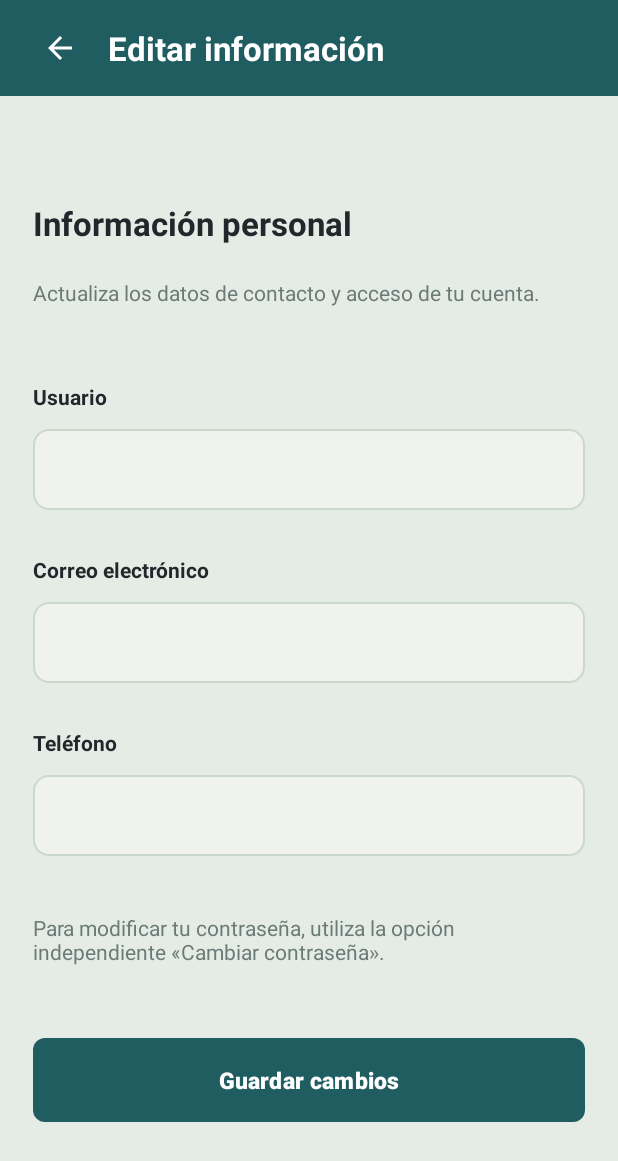
After one commit to elehmzzz/app_SIBCAP, an Android app: the EditarPerfilActivity screen opened directly, with no data from a screen before it, on a phone screen of 412 x 824 dp. The commit adds this screen. Shown: the top 1161 px of the screen. Run offline under Robolectric (Android 15) with nearby library versions, the phone set to English and light mode, and no system bars.

Commit message:
feat: implementar opciones de cuenta, edicion de perfil y dialogos

```diff
--- /dev/null
+++ b/app/src/main/java/com/example/app_sibcap/vista/EditarPerfilActivity.kt
@@ -0,0 +1,105 @@
+package com.example.app_sibcap.vista
+
+import android.os.Bundle
+import android.widget.Button
+import android.widget.EditText
+import androidx.activity.enableEdgeToEdge
+import androidx.appcompat.app.AppCompatActivity
+import com.example.app_sibcap.R
+import android.widget.Toast
+import android.app.Dialog
+import android.graphics.Color
+import android.graphics.drawable.ColorDrawable
+import android.view.WindowManager
+import com.example.app_sibcap.presentador.clsEditarPerfilPresenter
+
+class EditarPerfilActivity : AppCompatActivity() {
+
+    private lateinit var edtUsuario: EditText
+    private lateinit var edtCorreo: EditText
+    private lateinit var edtTelefono: EditText
+    private lateinit var btnGuardarCambios: Button
+
+    // PRESENTADOR
+    private lateinit var presenter: clsEditarPerfilPresenter
+
+    override fun onCreate(savedInstanceState: Bundle?) {
+        super.onCreate(savedInstanceState)
+        enableEdgeToEdge()
+        setContentView(R.layout.activity_editar_perfil)
+
+        Plantilla.aplicarMargenes(this)
+        Plantilla.configurarRegreso(this, "Editar información")
+
+        inicializarComponentes()
+        presenter = clsEditarPerfilPresenter(this)
+        configurarEventos()
+    }
+
+    private fun inicializarComponentes() {
+        edtUsuario = findViewById(R.id.edtUsuario)
+        edtCorreo = findViewById(R.id.edtCorreo)
+        edtTelefono = findViewById(R.id.edtTelefono)
+        btnGuardarCambios = findViewById(R.id.btnGuardarCambios)
+    }
+
+    private fun configurarEventos() {
+
+        btnGuardarCambios.setOnClickListener {
+
+            val usuario = edtUsuario.text.toString().trim()
+            val correo = edtCorreo.text.toString().trim()
+            val telefono = edtTelefono.text.toString().trim()
+
+            presenter.guardarCambios(usuario, correo, telefono)
+        }
+    }
+
+    fun mostrarError(mensaje: String) {
+        Toast.makeText(this, mensaje, Toast.LENGTH_LONG).show()
+    }
+
+    fun mostrarConfirmacion(
+        usuario: String,
+        correo: String,
+        telefono: String
+    ) {
+        val dialogo = Dialog(this)
+
+        dialogo.setContentView(R.layout.dialog_confirmar_edicion)
+
+        val btnCancelar = dialogo.findViewById<Button>(
+            R.id.btnCancelarEdicion
+        )
+
+        val btnConfirmar = dialogo.findViewById<Button>(
+            R.id.btnConfirmarEdicion
+        )
+
+        btnCancelar.setOnClickListener {
+            dialogo.dismiss()
+        }
+
+        btnConfirmar.setOnClickListener {
+            dialogo.dismiss()
+
+            presenter.confirmarEdicion(usuario, correo, telefono)
+        }
+
+        dialogo.setCancelable(false)
+        dialogo.show()
+
+        dialogo.window?.apply {
+            setBackgroundDrawable(ColorDrawable(Color.TRANSPARENT))
+
+            setLayout(
+                (resources.displayMetrics.widthPixels * 0.88).toInt(),
+                WindowManager.LayoutParams.WRAP_CONTENT
+            )
+
+            addFlags(WindowManager.LayoutParams.FLAG_DIM_BEHIND)
+            setDimAmount(0.30f)
+        }
+    }
+
+}
--- /dev/null
+++ b/app/src/main/res/layout/activity_editar_perfil.xml
@@ -0,0 +1,155 @@
+<?xml version="1.0" encoding="utf-8"?>
+<LinearLayout xmlns:android="http://schemas.android.com/apk/res/android"
+    xmlns:tools="http://schemas.android.com/tools"
+    xmlns:app="http://schemas.android.com/apk/res-auto"
+    android:id="@+id/main"
+    android:layout_width="match_parent"
+    android:layout_height="match_parent"
+    android:background="@color/lector_fondo"
+    android:orientation="vertical"
+    tools:context=".vista.EditarPerfilActivity"
+    android:focusable="true"
+    android:focusableInTouchMode="true"
+    >
+
+    <!-- Encabezado reutilizable -->
+    <include
+        android:id="@+id/encabezado"
+        layout="@layout/layout_encabezado_regresar" />
+
+    <androidx.core.widget.NestedScrollView
+        android:layout_width="match_parent"
+        android:layout_height="0dp"
+        android:layout_weight="1"
+        android:fillViewport="true">
+
+        <LinearLayout
+            android:layout_width="match_parent"
+            android:layout_height="wrap_content"
+            android:orientation="vertical"
+            android:paddingStart="22dp"
+            android:paddingEnd="22dp"
+            android:paddingTop="70dp"
+            android:paddingBottom="40dp">
+
+            <!-- Título -->
+            <TextView
+                android:id="@+id/txtTitulo"
+                android:layout_width="match_parent"
+                android:layout_height="wrap_content"
+                android:text="Información personal"
+                android:textColor="@color/texto_negro"
+                android:textSize="22sp"
+                android:textStyle="bold" />
+
+            <!-- Descripción -->
+            <TextView
+                android:id="@+id/txtDescripcion"
+                android:layout_width="match_parent"
+                android:layout_height="wrap_content"
+                android:layout_marginTop="22dp"
+                android:text="Actualiza los datos de contacto y acceso de tu cuenta."
+                android:textColor="@color/texto_hint"
+                android:textSize="14sp" />
+
+            <!-- Usuario -->
+            <TextView
+                android:layout_width="match_parent"
+                android:layout_height="wrap_content"
+                android:layout_marginTop="50dp"
+                android:labelFor="@id/edtUsuario"
+                android:text="Usuario"
+                android:textColor="@color/texto_negro"
+                android:textSize="14sp"
+                android:textStyle="bold" />
+
+            <EditText
+                android:id="@+id/edtUsuario"
+                android:layout_width="match_parent"
+                android:layout_height="54dp"
+                android:layout_marginTop="12dp"
+                android:background="@drawable/bg_campo_texto"
+                android:paddingHorizontal="16dp"
+                android:inputType="textNoSuggestions"
+                android:maxLines="1"
+                android:textColor="@color/texto_negro"
+                android:textSize="15sp"
+                tools:text="valeria.lopez" />
+
+            <!-- Correo electrónico -->
+            <TextView
+                android:layout_width="match_parent"
+                android:layout_height="wrap_content"
+                android:layout_marginTop="30dp"
+                android:labelFor="@id/edtCorreo"
+                android:text="Correo electrónico"
+                android:textColor="@color/texto_negro"
+                android:textSize="14sp"
+                android:textStyle="bold" />
+
+            <EditText
+                android:id="@+id/edtCorreo"
+                android:layout_width="match_parent"
+                android:layout_height="54dp"
+                android:layout_marginTop="12dp"
+                android:background="@drawable/bg_campo_texto"
+                android:paddingHorizontal="16dp"
+                android:inputType="textEmailAddress"
+                android:maxLines="1"
+                android:textColor="@color/texto_negro"
+                android:textSize="15sp"
+                tools:text="valeria@ejemplo.mx" />
+
+            <!-- Teléfono -->
+            <TextView
+                android:layout_width="match_parent"
+                android:layout_height="wrap_content"
+                android:layout_marginTop="30dp"
+                android:labelFor="@id/edtTelefono"
+                android:text="Teléfono"
+                android:textColor="@color/texto_negro"
+                android:textSize="14sp"
+                android:textStyle="bold" />
+
+            <EditText
+                android:id="@+id/edtTelefono"
+                android:layout_width="match_parent"
+                android:layout_height="54dp"
+                android:layout_marginTop="12dp"
+                android:background="@drawable/bg_campo_texto"
+                android:paddingHorizontal="16dp"
+                android:inputType="phone"
+                android:maxLines="1"
+                android:textColor="@color/texto_negro"
+                android:textSize="15sp"
+                tools:text="771 000 0000" />
+
+            <!-- Nota sobre contraseña -->
+            <TextView
+                android:id="@+id/txtNotaContrasenia"
+                android:layout_width="match_parent"
+                android:layout_height="wrap_content"
+                android:layout_marginTop="38dp"
+                android:text="Para modificar tu contraseña, utiliza la opción independiente «Cambiar contraseña»."
+                android:textColor="@color/texto_hint"
+                android:textSize="14sp" />
+
+            <!-- Guardar cambios -->
+            <Button
+                android:id="@+id/btnGuardarCambios"
+                android:layout_width="match_parent"
+                android:layout_height="56dp"
+                android:layout_marginTop="48dp"
+                android:background="@drawable/lector_boton_primario"
+                app:backgroundTint="@color/lector_boton_primario"
+                android:text="Guardar cambios"
+                android:textAllCaps="false"
+                android:textColor="@color/lector_texto_boton_primario"
+                android:textSize="15sp"
+                android:textStyle="bold" />
+
+        </LinearLayout>
+
+    </androidx.core.widget.NestedScrollView>
+
+</LinearLayout>
```
Also changed, not shown: app/src/main/AndroidManifest.xml (+8 -1 lines), app/src/main/java/com/example/app_sibcap/presentador/clsEditarPerfilPresenter.kt (added, +65 -0 lines), app/src/main/java/com/example/app_sibcap/presentador/clsOpcionesCuentaPresenter.kt (added, +24 -0 lines), app/src/main/java/com/example/app_sibcap/vista/OpcionesCuentaActivity.kt (added, +64 -0 lines), app/src/main/java/com/example/app_sibcap/vista/PerfilActivity.kt (+12 -2 lines), app/src/main/res/drawable/bg_boton_cancelar_lector.xml (added, +9 -0 lines), app/src/main/res/drawable/bg_dialogo_lector.xml (added, +9 -0 lines), app/src/main/res/layout/activity_opciones_cuenta.xml (added, +125 -0 lines), app/src/main/res/layout/dialog_confirmar_edicion.xml (added, +74 -0 lines), app/src/main/res/layout/dialog_edicion_exitosa.xml (added, +48 -0 lines).
